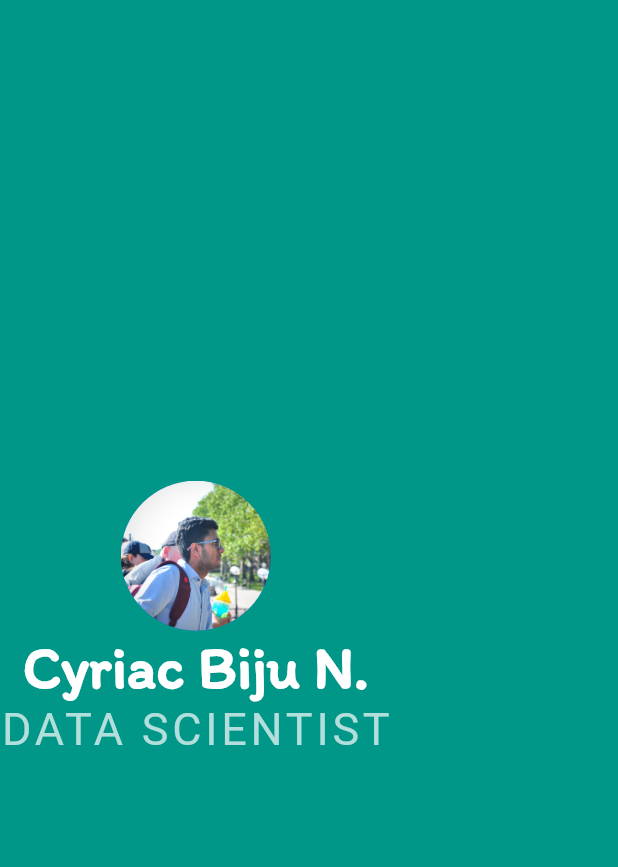
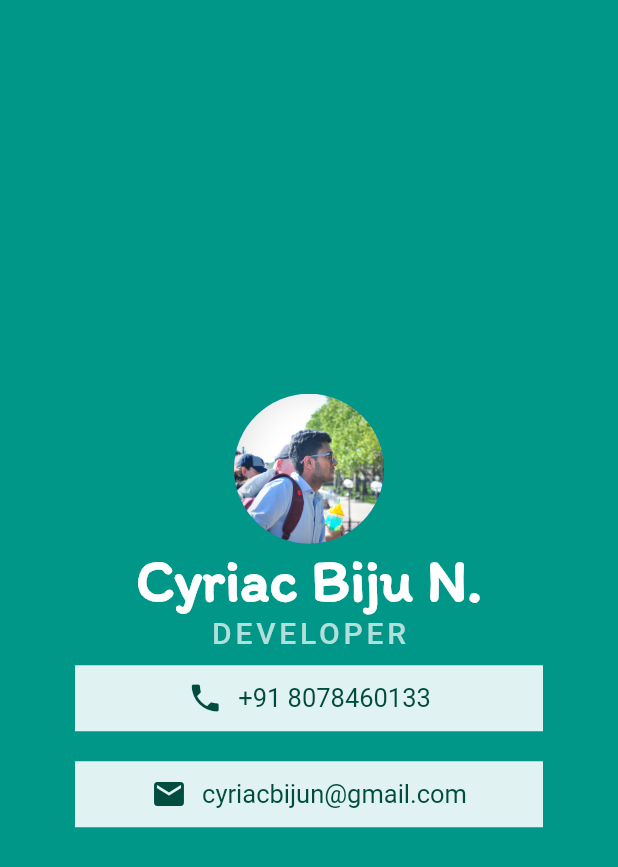
Before and after one commit to cyriacbijun/Flutter_profile_app, a Flutter app: the screen it shows after launch, on a phone screen of 412 x 824 dp. Shown: the top 867 px of the screen. Run offline on Flutter 3.47's test engine with Material 2 defaults, Android fonts, the light colour scheme and no system bars; Roboto replaces fonts that are missing (SourceSansPro).

Commit message:
Finished implementing it using only Container,row,...

```diff
--- a/lib/main.dart
+++ b/lib/main.dart
@@ -28,12 +28,63 @@ class MyProfile extends StatelessWidget {
               ),
             ),
             Text(
-              'DATA SCIENTIST',
+              'DEVELOPER',
               style: TextStyle(
                 color: Colors.teal[100],
-                fontSize: 30.0,
+                fontSize: 20.0,
                 fontFamily: 'SourceSansPro',
+                fontWeight: FontWeight.w500,
                 letterSpacing: 2.5,
+              ),
+            ),
+            Container(
+              color: Colors.teal[50],
+              margin: EdgeInsets.symmetric(vertical: 10.0, horizontal: 50.0),
+              padding: EdgeInsets.all(10.0),
+              child: Row(
+                mainAxisAlignment: MainAxisAlignment.center,
+                children: [
+                  Icon(
+                    Icons.phone,
+                    color: Colors.teal[900],
+                  ),
+                  SizedBox(
+                    width: 10.0,
+                  ),
+                  Text(
+                    '+91 8078460133',
+                    style: TextStyle(
+                      color: Colors.teal[900],
+                      fontFamily: 'SourceSansPro',
+                      fontSize: 17.0,
+                    ),
+                  )
+                ],
+              ),
+            ),
+            Container(
+              color: Colors.teal[50],
+              margin: EdgeInsets.symmetric(vertical: 10.0, horizontal: 50.0),
+              padding: EdgeInsets.all(10.0),
+              child: Row(
+                mainAxisAlignment: MainAxisAlignment.center,
+                children: [
+                  Icon(
+                    Icons.email,
+                    color: Colors.teal[900],
+                  ),
+                  SizedBox(
+                    width: 10.0,
+                  ),
+                  Text(
+                    'cyriacbijun@gmail.com',
+                    style: TextStyle(
+                      color: Colors.teal[900],
+                      fontFamily: 'SourceSansPro',
+                      fontSize: 17.0,
+                    ),
+                  )
+                ],
               ),
             )
           ],
```
